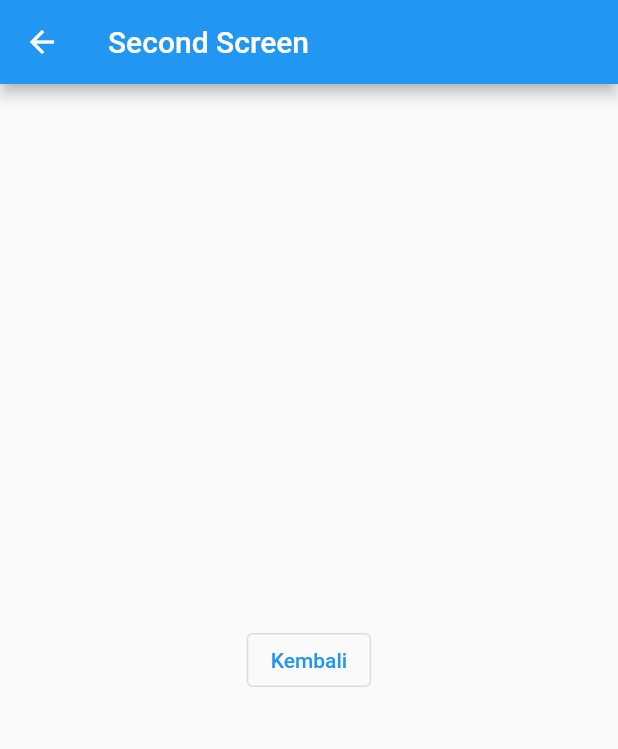
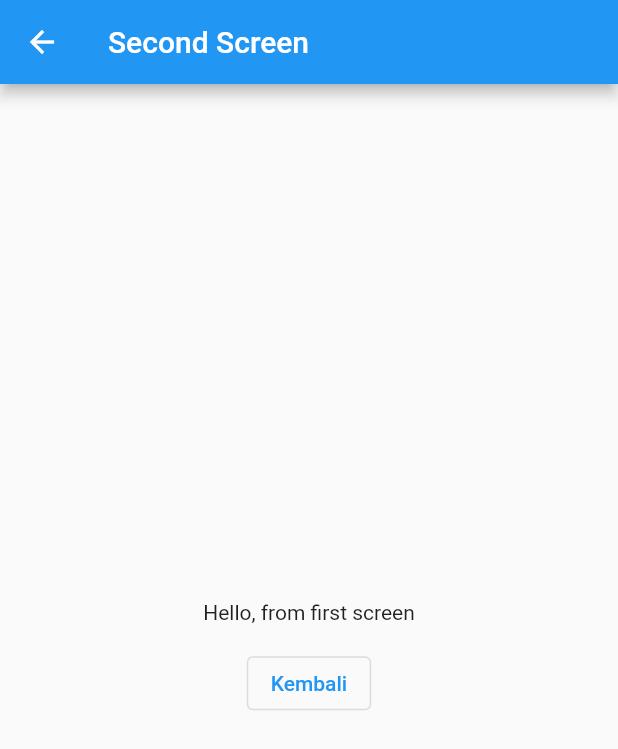
Before and after one commit to dewaasmara589/Belajar-Flutter, a Flutter app: the screen it shows after launch, after a tap on "Pindah Screen", on a phone screen of 412 x 824 dp. Shown: the top 749 px of the screen. Run offline on Flutter 3.47's test engine with Material 2 defaults, Android fonts, the phone set to English and light mode, and no system bars.

Commit message:
Navigation - Send message between pages

```diff
--- a/navigation/lib/main.dart
+++ b/navigation/lib/main.dart
@@ -13,6 +13,8 @@ class MyApp extends StatelessWidget {
 }
 
 class FirstScreen extends StatelessWidget {
+  final String message = "Hello, from first screen";
+
   @override
   Widget build(BuildContext context) {
     return Scaffold(
@@ -23,9 +25,9 @@ class FirstScreen extends StatelessWidget {
         child: ElevatedButton(
           child: const Text('Pindah Screen'),
           onPressed: () {
-            Navigator.push(context, MaterialPageRoute(builder: (context) {
-              return SecondScreen();
-            }));
+            Navigator.push(context,
+                MaterialPageRoute(builder: (context) => SecondScreen(message))
+            );
           },
         ),
       ),
@@ -34,6 +36,10 @@ class FirstScreen extends StatelessWidget {
 }
 
 class SecondScreen extends StatelessWidget {
+  final String reciveMessage;
+
+  SecondScreen(this.reciveMessage);
+
   @override
   Widget build(BuildContext context) {
     return Scaffold(
@@ -41,11 +47,18 @@ class SecondScreen extends StatelessWidget {
         title: const Text("Second Screen"),
       ),
       body: Center(
-        child: OutlinedButton(
-          child: const Text('Kembali'),
-          onPressed: () {
-            Navigator.pop(context);
-          },
+        child: Column(
+          mainAxisAlignment: MainAxisAlignment.center,
+          children: [
+            Text(reciveMessage),
+            const SizedBox(height: 15,),
+            OutlinedButton(
+              child: const Text('Kembali'),
+              onPressed: () {
+                Navigator.pop(context);
+              },
+            ),
+          ],
         ),
       ),
     );
```
